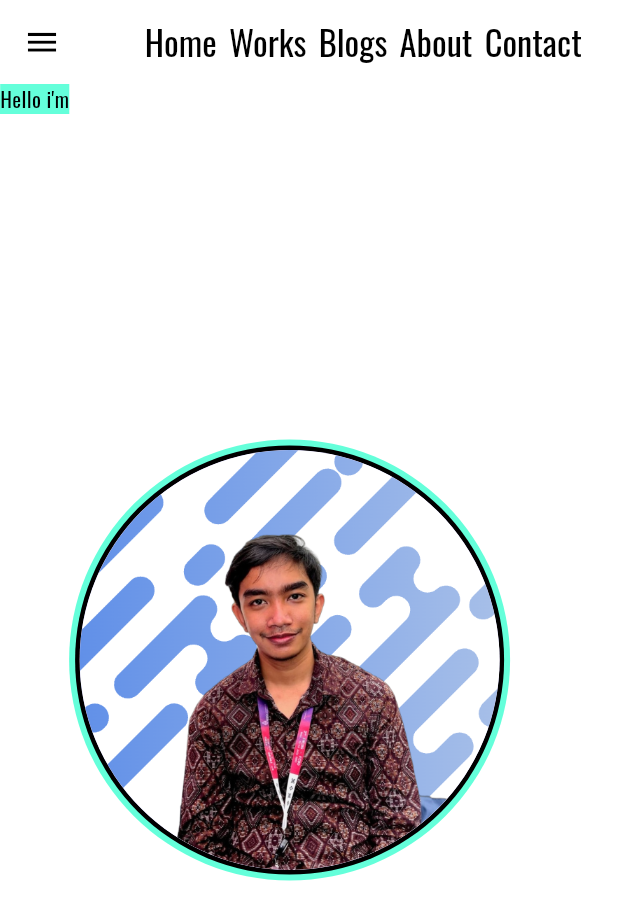
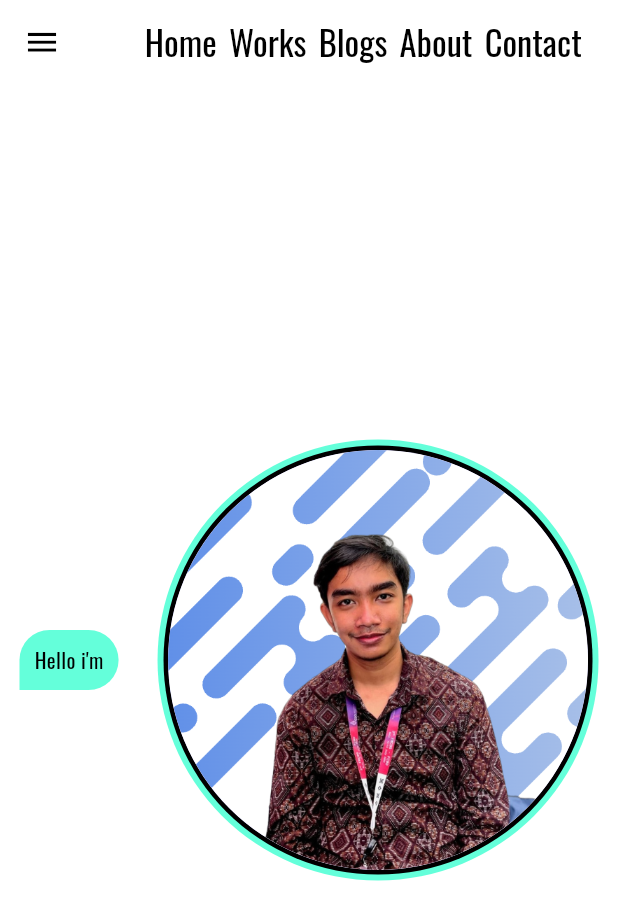
Before and after one commit to benaleo/flutter_portfolio, a Flutter app: the LandingPageWeb screen opened directly, on a phone screen of 412 x 824 dp. Shown: the top 920 px of the screen. Run offline on Flutter 3.47's test engine with Material 3 defaults, Android fonts, the phone set to English and light mode, and no system bars; our stand-ins replace google_fonts.

Commit message:
make center of avatar with intro

```diff
--- a/lib/web/landing_page_web.dart
+++ b/lib/web/landing_page_web.dart
@@ -61,8 +61,10 @@ class _ProfileCircleAvatarState extends State<ProfileCircleAvatar> {
         Container(
           height: heightDevice - 56,
           child: Row(
+            mainAxisAlignment: MainAxisAlignment.spaceAround,
             children: [
               Column(
+                mainAxisAlignment: MainAxisAlignment.center,
                 children: [
                   Container(
                     decoration: BoxDecoration(
@@ -73,6 +75,7 @@ class _ProfileCircleAvatarState extends State<ProfileCircleAvatar> {
                         bottomRight: Radius.circular(20.0),
                       ),
                     ),
+                      padding: EdgeInsets.symmetric(horizontal: 10.0, vertical: 10.0),
                       child: Text(
                     "Hello i'm",
                     style: GoogleFonts.oswald(
```
